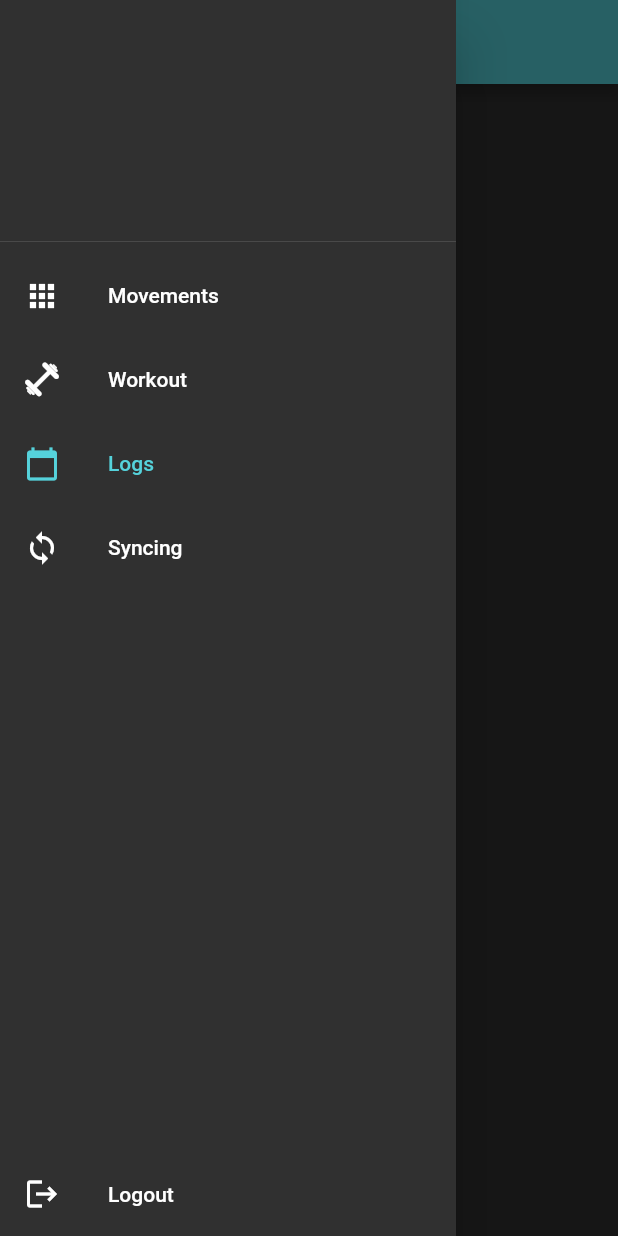
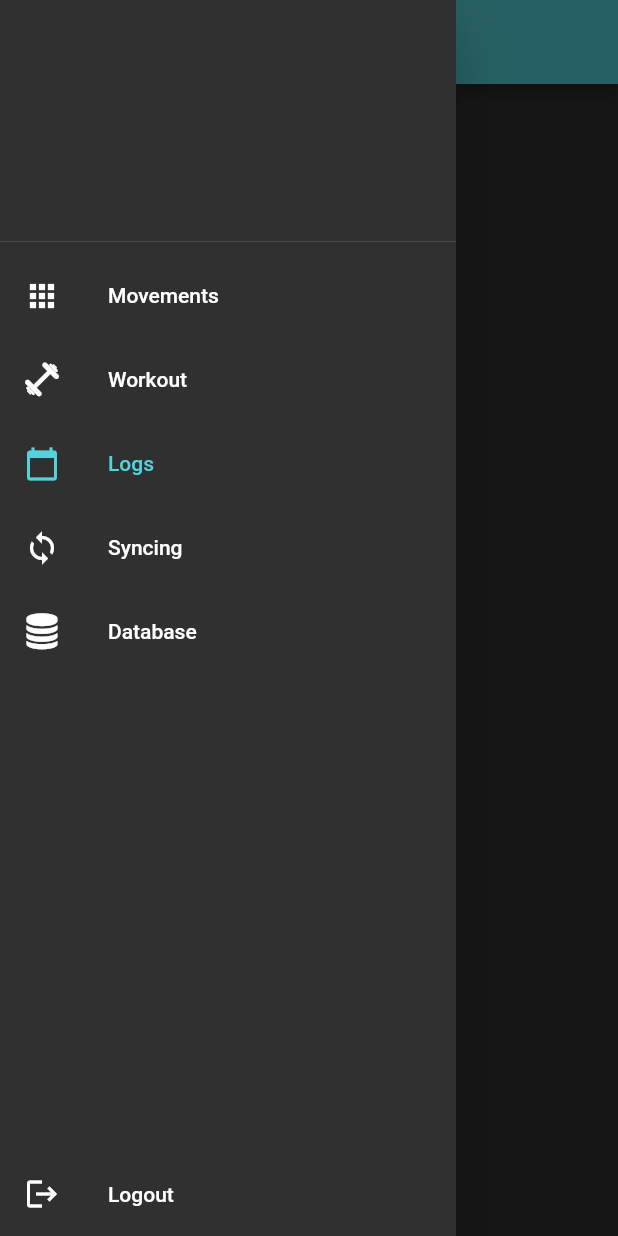
Before and after one commit to LorenzSchueler/sport-log, a Flutter app: the LogsPage screen opened directly, with the side drawer open, on a phone screen of 412 x 824 dp. Run offline on Flutter 3.47's test engine with Material 2 defaults, Android fonts, the phone set to English and light mode, and no system bars; our stand-ins replace bloc, device_info_plus, email_validator, equatable, fixnum, flutter_bloc and 3 more; missing offline and left inert: moor_db_viewer, moor_inspector; accounts and stored records are empty; generated files the repository leaves out were written again; project files that could hold a hidden picture were left out.

Commit message:
add moor db viewer

```diff
--- a/sport-log-client/frontend/lib/app.dart
+++ b/sport-log-client/frontend/lib/app.dart
@@ -1,5 +1,7 @@
 
 import 'package:flutter/material.dart';
+import 'package:moor_db_viewer/moor_db_viewer.dart';
+import 'package:sport_log/database/database.dart';
 import 'package:sport_log/models/metcon/ui_metcon.dart';
 import 'package:sport_log/models/movement/ui_movement.dart';
 import 'package:sport_log/pages/logs/logs_page.dart';
@@ -55,7 +57,9 @@ class _AppState extends State<App> {
           return EditMovementPage(
            initialMovement: (arg is UiMovement) ? arg : null,
           );
-        })
+        }),
+        if (Database.instance != null)
+          Routes.debugViewDatabase: (_) => MoorDbViewer(Database.instance!),
       },
       initialRoute: widget.isAuthenticatedAtStart ? Routes.workout : Routes.landing,
       debugShowCheckedModeBanner: false,
--- a/sport-log-client/frontend/lib/database/database.dart
+++ b/sport-log-client/frontend/lib/database/database.dart
@@ -5,6 +5,7 @@ import 'package:moor/ffi.dart';
 import 'package:moor/moor.dart';
 import 'package:path/path.dart';
 import 'package:path_provider/path_provider.dart';
+import 'package:sport_log/config.dart';
 import 'package:sport_log/database/metcon/metcon.dart';
 import 'package:fixnum/fixnum.dart';
 
@@ -23,7 +24,10 @@ LazyDatabase _openConnection() {
   daos: [MetconsDao]
 )
 class Database extends _$Database {
-  Database() : super(_openConnection());
+
+  static Database? instance = Config.isWeb ? null : Database._();
+
+  Database._() : super(_openConnection());
 
   @override
   int get schemaVersion => 1;
--- a/sport-log-client/frontend/lib/main.dart
+++ b/sport-log-client/frontend/lib/main.dart
@@ -1,9 +1,8 @@
 
-import 'package:fixnum/fixnum.dart';
+import 'package:moor_inspector/moor_inspector.dart';
 import 'package:sport_log/api/api.dart';
 import 'package:sport_log/config.dart';
 import 'package:sport_log/database/database.dart';
-import 'package:sport_log/database/metcon/metcon.dart';
 import 'package:sport_log/helpers/bloc_observer.dart';
 import 'package:sport_log/models/movement/movement.dart';
 import 'package:sport_log/models/user/user.dart';
--- a/sport-log-client/frontend/lib/routes.dart
+++ b/sport-log-client/frontend/lib/routes.dart
@@ -9,4 +9,5 @@ abstract class Routes {
   static const logs = '/logs';
   static const movements = '/movements';
   static const editMovement = '/edit-movement';
+  static const debugViewDatabase = '/debug-view-database';
 }
--- a/sport-log-client/frontend/lib/widgets/custom_icons.dart
+++ b/sport-log-client/frontend/lib/widgets/custom_icons.dart
@@ -25,4 +25,5 @@ class CustomIcons {
   static const IconData heart = IconData(0xe803, fontFamily: _kFontFam, fontPackage: _kFontPkg);
   static const IconData dumbbellRotated = IconData(0xe804, fontFamily: _kFontFam, fontPackage: _kFontPkg);
   static const IconData plan = IconData(0xe805, fontFamily: _kFontFam, fontPackage: _kFontPkg);
+  static const IconData database = IconData(0xf1c0, fontFamily: _kFontFam, fontPackage: _kFontPkg);
 }
--- a/sport-log-client/frontend/lib/widgets/main_drawer.dart
+++ b/sport-log-client/frontend/lib/widgets/main_drawer.dart
@@ -54,6 +54,14 @@ class MainDrawer extends StatelessWidget {
             },
             selected: selectedRoute == Routes.syncing
           ),
+          ListTile(
+            title: const Text("Database"),
+            leading: const Icon(CustomIcons.database),
+            onTap: () {
+              Navigator.pushNamed(context, Routes.debugViewDatabase);
+            },
+            selected: selectedRoute == Routes.debugViewDatabase,
+          ),
           const Spacer(),
           ListTile(
             title: const Text("Logout"),
--- a/sport-log-client/frontend/pubspec.yaml
+++ b/sport-log-client/frontend/pubspec.yaml
@@ -48,6 +48,7 @@ dependencies:
   sqlite3_flutter_libs: ^0.5.0
   path_provider: ^2.0.2
   path: ^1.8.0
+  moor_db_viewer: ^4.3.0
 
 dev_dependencies:
   flutter_test:
--- a/sport-log-client/frontend/resources/icons_raw/config.json
+++ b/sport-log-client/frontend/resources/icons_raw/config.json
@@ -61,6 +61,12 @@
       "search": [
         "plan"
       ]
+    },
+    {
+      "uid": "347c38a8b96a509270fdcabc951e7571",
+      "css": "database",
+      "code": 61888,
+      "src": "fontawesome"
     }
   ]
 }
```
Also changed, not shown: sport-log-client/frontend/pubspec.lock, sport-log-client/frontend/resources/fonts/CustomIcons.ttf.
